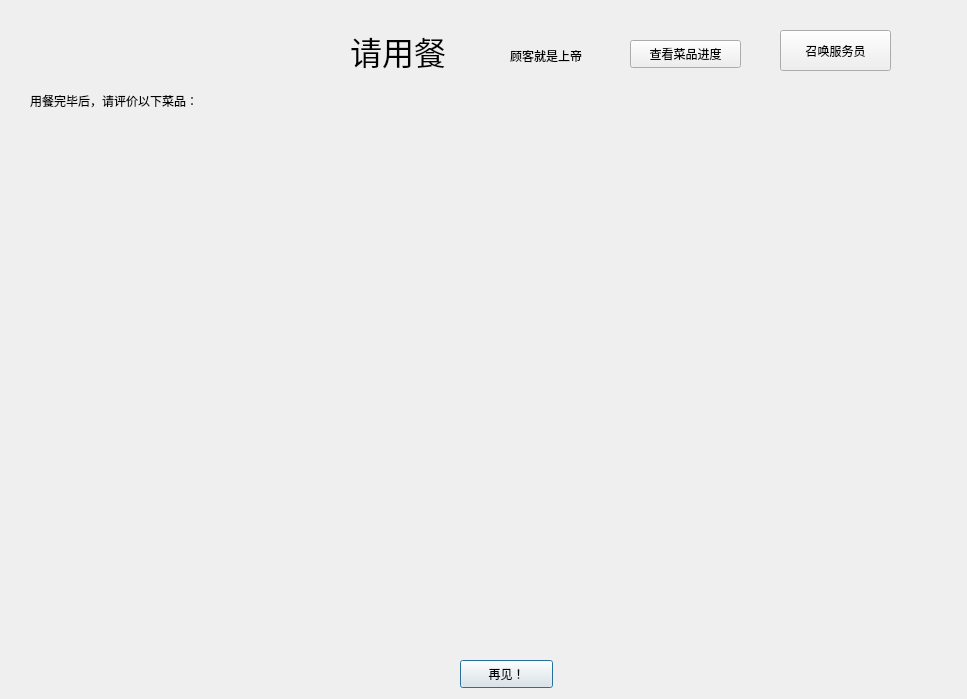
WhirlFirst/QtDish, file waitdialog.ui: the form before one commit.
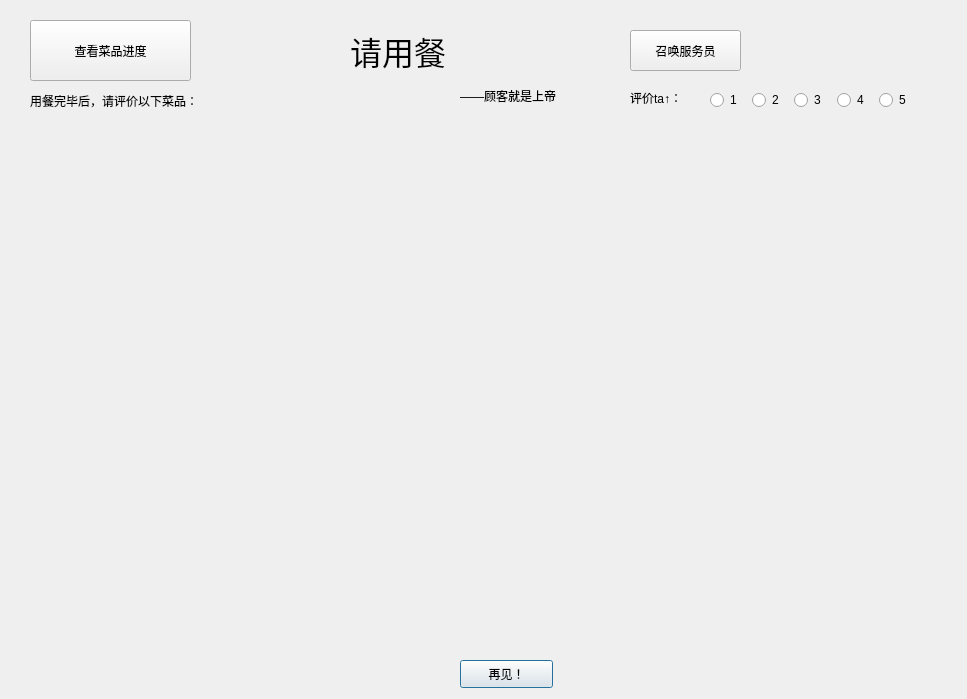
The form after the commit.

Diff of the .ui file:
```diff
--- a/waitdialog.ui
+++ b/waitdialog.ui
@@ -48,14 +48,14 @@
   <widget class="QLabel" name="label_3">
    <property name="geometry">
     <rect>
-     <x>510</x>
-     <y>40</y>
-     <width>201</width>
+     <x>460</x>
+     <y>80</y>
+     <width>131</width>
      <height>31</height>
     </rect>
    </property>
    <property name="text">
-    <string>顾客就是上帝</string>
+    <string>——顾客就是上帝</string>
    </property>
   </widget>
   <widget class="QWidget" name="gridLayoutWidget">
@@ -85,10 +85,10 @@
   <widget class="QPushButton" name="Dishviewbtn">
    <property name="geometry">
     <rect>
-     <x>630</x>
-     <y>40</y>
-     <width>111</width>
-     <height>28</height>
+     <x>30</x>
+     <y>20</y>
+     <width>161</width>
+     <height>61</height>
     </rect>
    </property>
    <property name="text">
@@ -98,7 +98,7 @@
   <widget class="QPushButton" name="servicebtn">
    <property name="geometry">
     <rect>
-     <x>780</x>
+     <x>630</x>
      <y>30</y>
      <width>111</width>
      <height>41</height>
@@ -108,6 +108,66 @@
     <string>召唤服务员</string>
    </property>
   </widget>
+  <widget class="QLabel" name="label_4">
+   <property name="geometry">
+    <rect>
+     <x>630</x>
+     <y>90</y>
+     <width>72</width>
+     <height>15</height>
+    </rect>
+   </property>
+   <property name="text">
+    <string>评价ta↑：</string>
+   </property>
+  </widget>
+  <widget class="QWidget" name="layoutWidget">
+   <property name="geometry">
+    <rect>
+     <x>710</x>
+     <y>90</y>
+     <width>205</width>
+     <height>21</height>
+    </rect>
+   </property>
+   <layout class="QHBoxLayout" name="horizontalLayout">
+    <item>
+     <widget class="QRadioButton" name="btn1">
+      <property name="text">
+       <string>1</string>
+      </property>
+     </widget>
+    </item>
+    <item>
+     <widget class="QRadioButton" name="btn2">
+      <property name="text">
+       <string>2</string>
+      </property>
+     </widget>
+    </item>
+    <item>
+     <widget class="QRadioButton" name="btn3">
+      <property name="text">
+       <string>3</string>
+      </property>
+     </widget>
+    </item>
+    <item>
+     <widget class="QRadioButton" name="btn4">
+      <property name="text">
+       <string>4</string>
+      </property>
+     </widget>
+    </item>
+    <item>
+     <widget class="QRadioButton" name="btn5">
+      <property name="text">
+       <string>5</string>
+      </property>
+     </widget>
+    </item>
+   </layout>
+  </widget>
  </widget>
  <resources/>
  <connections/>
```
